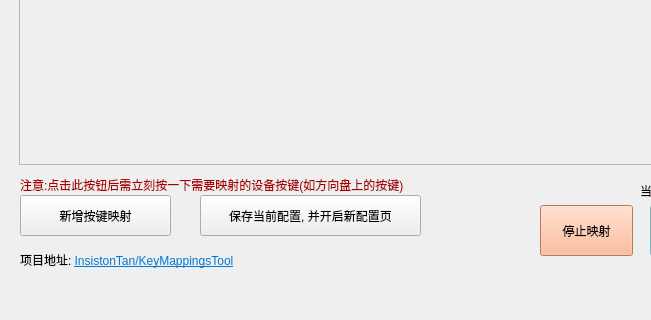
Old version of the form mainwindow.ui in the repository InsistonTan/KeyMappingsTool; both pictures show x 0 to 651 and y 285 to 605 of the 803 by 605 pixel window.
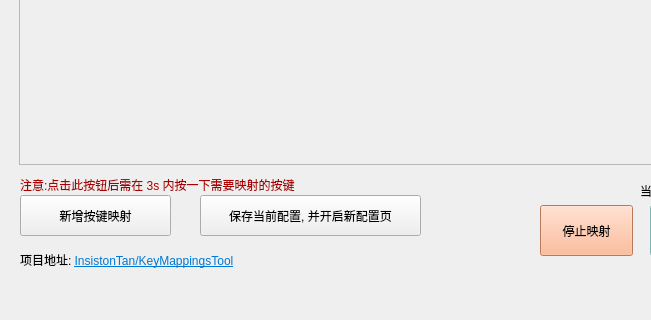
New version of the form.

Commit message: [update]优化交互体验

Patch:
```diff
--- a/mainwindow.ui
+++ b/mainwindow.ui
@@ -262,7 +262,7 @@
      <string notr="true">color: rgb(170, 0, 0);</string>
     </property>
     <property name="text">
-     <string>注意:点击此按钮后需立刻按一下需要映射的设备按键(如方向盘上的按键)</string>
+     <string>注意:点击此按钮后需在 3s 内按一下需要映射的按键</string>
     </property>
    </widget>
    <widget class="QLabel" name="label_9">
```
The commit also changes 2 other files.
